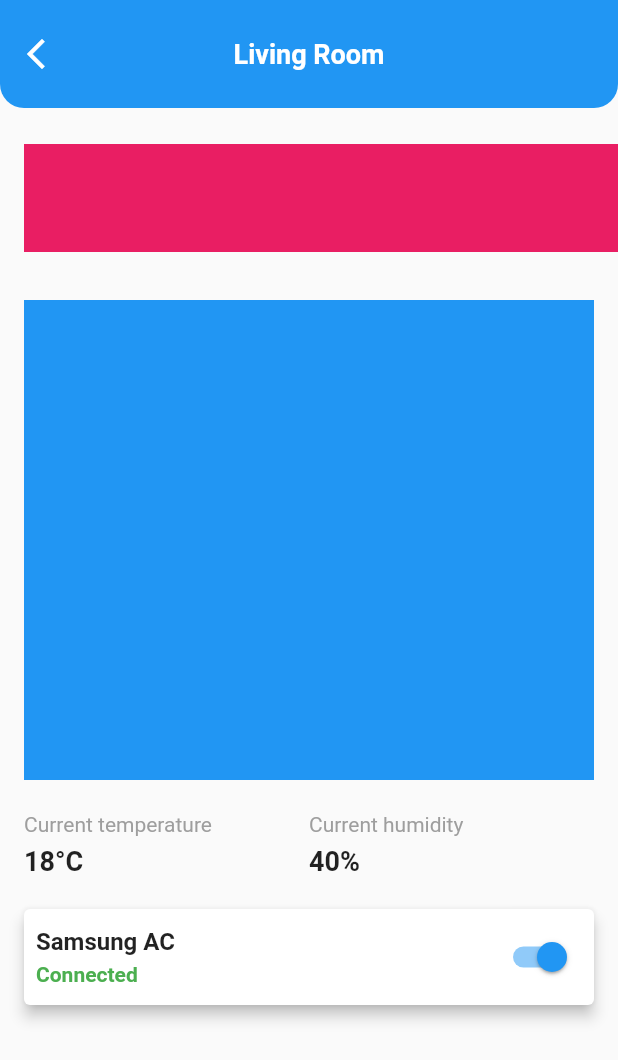
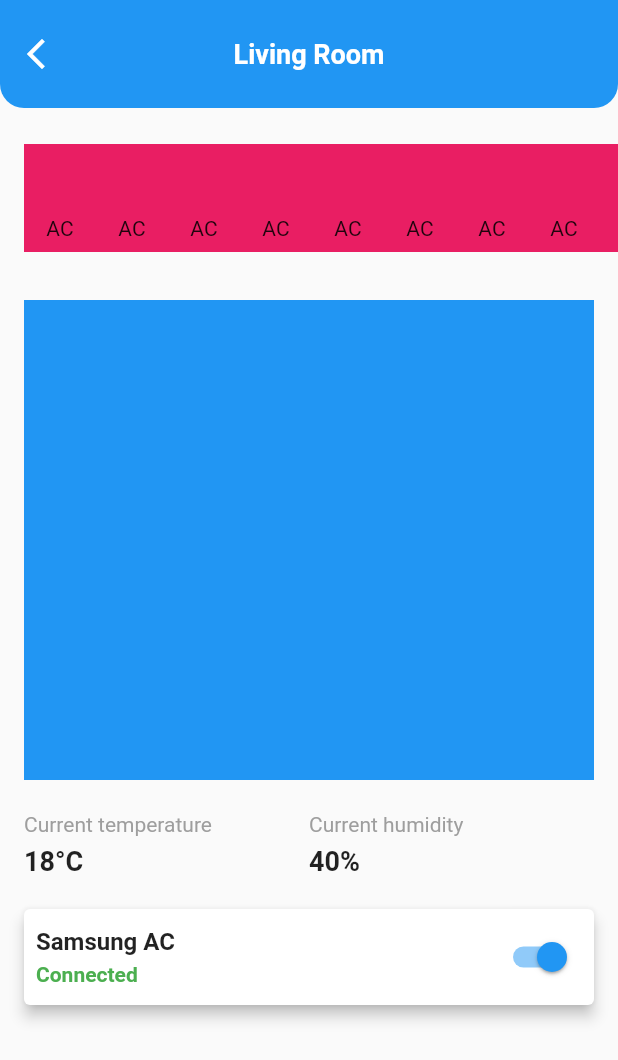
Before and after one commit to JAICHANGPARK/flutter_notebook_18th_story, a Flutter app: the screen it shows after launch, on a phone screen of 412 x 824 dp. Shown: the top 1060 px of the screen. Run offline on Flutter 3.47's test engine with Material 2 defaults, Android fonts, the phone set to English and light mode, and no system bars; our stand-ins replace cached_network_image, dotted_border, flutter_lorem, flutter_riverpod, flutter_svg, freezed_annotation and 4 more.

Commit message:
Update smart_home_control_page.dart

```diff
--- a/lib/ep1098_smart_home_ui/src/smart_home_control_page.dart
+++ b/lib/ep1098_smart_home_ui/src/smart_home_control_page.dart
@@ -70,7 +70,7 @@ class _SmartHomeControlPageState extends State<SmartHomeControlPage> {
                           shape: BoxShape.circle,
                         ),
                       ),
-                      Text("")
+                      Text("AC")
                     ],
                   );
                 }),
```
